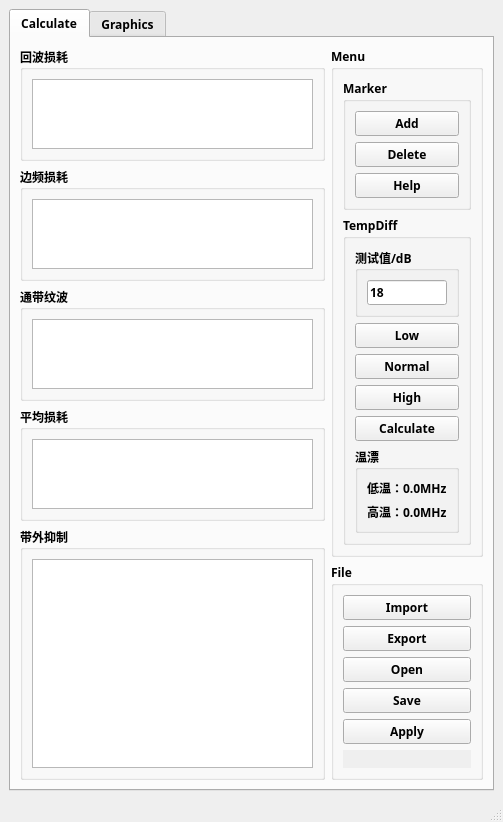
Before: the Qt Designer form Main.ui in xiaotaoluo/CalculateS2P, drawn with Qt 5.
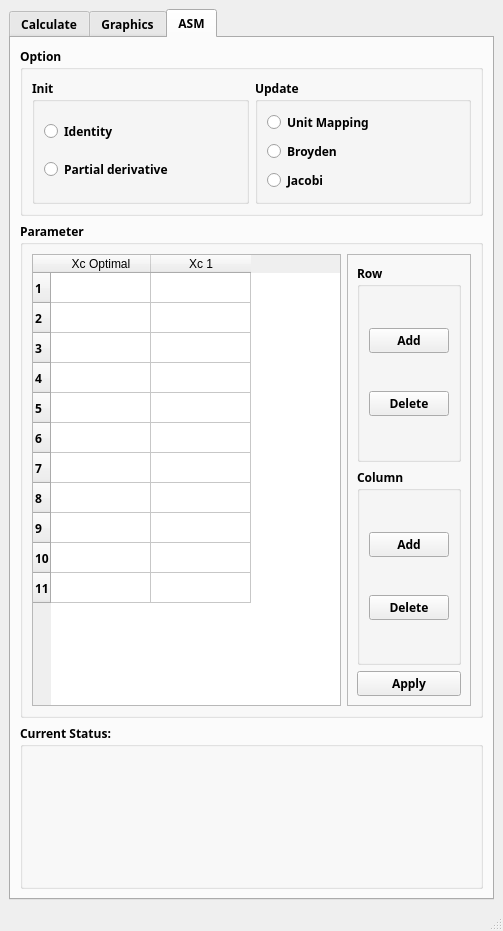
After: the same form once the commit is applied.

The edit to the form file:
```diff
--- a/Main.ui
+++ b/Main.ui
@@ -7,7 +7,7 @@
     <x>0</x>
     <y>0</y>
     <width>503</width>
-    <height>811</height>
+    <height>931</height>
    </rect>
   </property>
   <property name="windowTitle">
@@ -25,7 +25,7 @@
        </font>
       </property>
       <property name="currentIndex">
-       <number>0</number>
+       <number>2</number>
       </property>
       <widget class="QWidget" name="Cal_tab">
        <attribute name="title">
@@ -461,6 +461,215 @@
         </item>
        </layout>
       </widget>
+      <widget class="QWidget" name="ASM_Table">
+       <attribute name="title">
+        <string>ASM</string>
+       </attribute>
+       <layout class="QVBoxLayout" name="verticalLayout_17" stretch="1,3,1">
+        <item>
+         <widget class="QGroupBox" name="Option_Label">
+          <property name="title">
+           <string>Option</string>
+          </property>
+          <layout class="QHBoxLayout" name="horizontalLayout_2">
+           <item>
+            <layout class="QVBoxLayout" name="verticalLayout_18">
+             <item>
+              <widget class="QGroupBox" name="Init_Label">
+               <property name="title">
+                <string>Init</string>
+               </property>
+               <layout class="QVBoxLayout" name="verticalLayout_20">
+                <item>
+                 <widget class="QRadioButton" name="IdentityButton">
+                  <property name="text">
+                   <string>Identity</string>
+                  </property>
+                 </widget>
+                </item>
+                <item>
+                 <widget class="QRadioButton" name="PartialButton">
+                  <property name="text">
+                   <string>Partial derivative</string>
+                  </property>
+                 </widget>
+                </item>
+               </layout>
+              </widget>
+             </item>
+            </layout>
+           </item>
+           <item>
+            <layout class="QVBoxLayout" name="verticalLayout_19">
+             <item>
+              <widget class="QGroupBox" name="Update_Label">
+               <property name="title">
+                <string>Update</string>
+               </property>
+               <layout class="QVBoxLayout" name="verticalLayout_21">
+                <item>
+                 <widget class="QRadioButton" name="UnitButton">
+                  <property name="text">
+                   <string>Unit Mapping</string>
+                  </property>
+                 </widget>
+                </item>
+                <item>
+                 <widget class="QRadioButton" name="BroydenButton">
+                  <property name="text">
+                   <string>Broyden</string>
+                  </property>
+                 </widget>
+                </item>
+                <item>
+                 <widget class="QRadioButton" name="JacobiButton">
+                  <property name="text">
+                   <string>Jacobi</string>
+                  </property>
+                 </widget>
+                </item>
+               </layout>
+              </widget>
+             </item>
+            </layout>
+           </item>
+          </layout>
+         </widget>
+        </item>
+        <item>
+         <widget class="QGroupBox" name="Paramter_Label">
+          <property name="title">
+           <string>Parameter</string>
+          </property>
+          <layout class="QHBoxLayout" name="horizontalLayout_3" stretch="5,1">
+           <item>
+            <widget class="QTableWidget" name="Parameter_Table">
+             <property name="rowCount">
+              <number>11</number>
+             </property>
+             <property name="columnCount">
+              <number>2</number>
+             </property>
+             <row/>
+             <row/>
+             <row/>
+             <row/>
+             <row/>
+             <row/>
+             <row/>
+             <row/>
+             <row/>
+             <row/>
+             <row/>
+             <column>
+              <property name="text">
+               <string>Xc Optimal</string>
+              </property>
+             </column>
+             <column>
+              <property name="text">
+               <string>Xc 1</string>
+              </property>
+             </column>
+            </widget>
+           </item>
+           <item>
+            <layout class="QVBoxLayout" name="verticalLayout_23" stretch="0">
+             <item>
+              <widget class="QFrame" name="frame_2">
+               <property name="frameShape">
+                <enum>QFrame::StyledPanel</enum>
+               </property>
+               <property name="frameShadow">
+                <enum>QFrame::Raised</enum>
+               </property>
+               <layout class="QVBoxLayout" name="verticalLayout_24">
+                <item>
+                 <widget class="QGroupBox" name="Row_Label">
+                  <property name="title">
+                   <string>Row</string>
+                  </property>
+                  <layout class="QVBoxLayout" name="verticalLayout_25">
+                   <item>
+                    <widget class="QPushButton" name="RowAddButton">
+                     <property name="text">
+                      <string>Add</string>
+                     </property>
+                    </widget>
+                   </item>
+                   <item>
+                    <widget class="QPushButton" name="RowDeleteButton">
+                     <property name="text">
+                      <string>Delete</string>
+                     </property>
+                    </widget>
+                   </item>
+                  </layout>
+                 </widget>
+                </item>
+                <item>
+                 <widget class="QGroupBox" name="Column_Label">
+                  <property name="title">
+                   <string>Column</string>
+                  </property>
+                  <layout class="QVBoxLayout" name="verticalLayout_26">
+                   <item>
+                    <widget class="QPushButton" name="ColumnAddButton">
+                     <property name="text">
+                      <string>Add</string>
+                     </property>
+                    </widget>
+                   </item>
+                   <item>
+                    <widget class="QPushButton" name="ColumnDeleteButton">
+                     <property name="text">
+                      <string>Delete</string>
+                     </property>
+                    </widget>
+                   </item>
+                  </layout>
+                 </widget>
+                </item>
+                <item>
+                 <widget class="QPushButton" name="ParameterApplyButton">
+                  <property name="text">
+                   <string>Apply</string>
+                  </property>
+                 </widget>
+                </item>
+               </layout>
+              </widget>
+             </item>
+            </layout>
+           </item>
+          </layout>
+         </widget>
+        </item>
+        <item>
+         <layout class="QVBoxLayout" name="verticalLayout_22">
+          <item>
+           <widget class="QGroupBox" name="groupBox">
+            <property name="title">
+             <string>Current Status:</string>
+            </property>
+            <layout class="QVBoxLayout" name="verticalLayout_27">
+             <item>
+              <widget class="QLabel" name="Status_Label">
+               <property name="text">
+                <string/>
+               </property>
+               <property name="alignment">
+                <set>Qt::AlignLeading|Qt::AlignLeft|Qt::AlignTop</set>
+               </property>
+              </widget>
+             </item>
+            </layout>
+           </widget>
+          </item>
+         </layout>
+        </item>
+       </layout>
+      </widget>
      </widget>
     </item>
    </layout>
```
Left out of the diff: 2 changed lines with no effect on the pictures.
